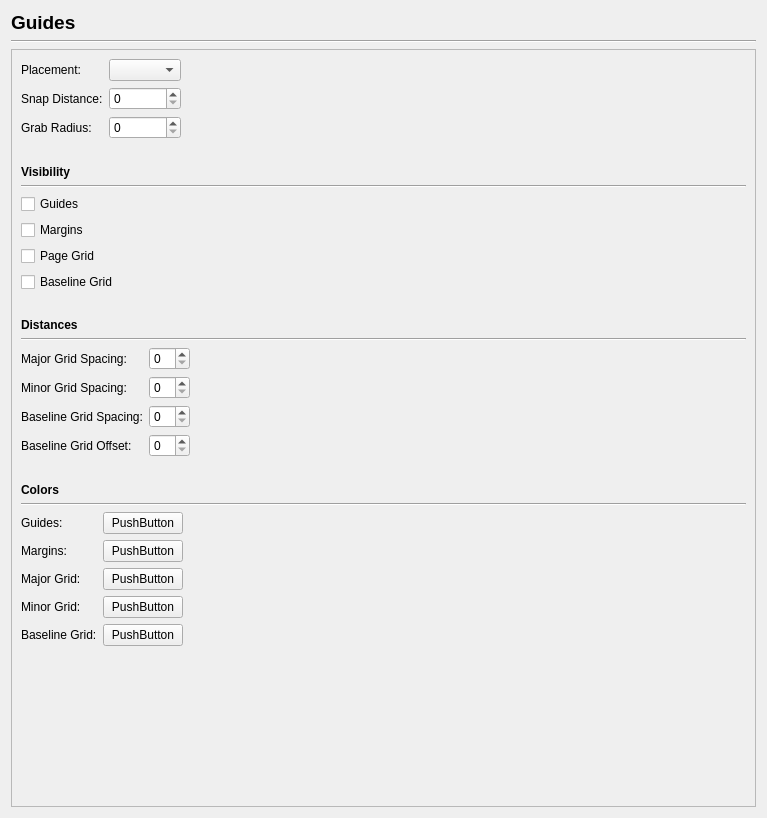
Before: the Qt Designer form scribus/ui/prefs_guidesbase.ui in scribusproject/scribus, drawn with Qt 5.
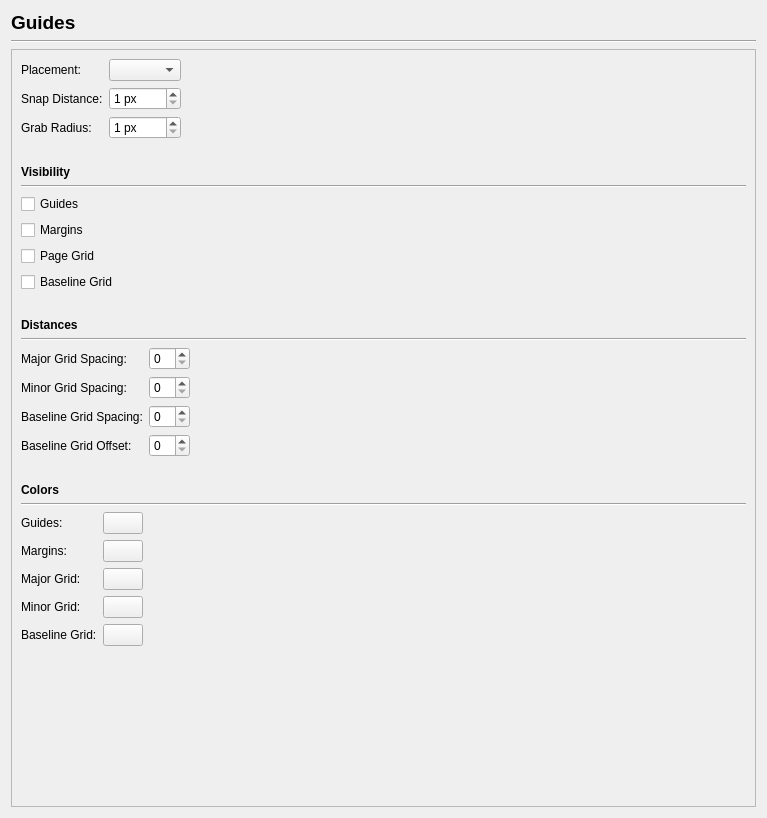
After: the same form once the commit is applied. Custom widgets are drawn as their Qt base class.

Commit message: Allow new guides prefs pane to load/save values

```diff
--- a/scribus/ui/prefs_guidesbase.ui
+++ b/scribus/ui/prefs_guidesbase.ui
@@ -72,7 +72,17 @@
             </widget>
            </item>
            <item row="1" column="1">
-            <widget class="ScrSpinBox" name="spinBox"/>
+            <widget class="ScrSpinBox" name="guideSnapDistanceSpinBox">
+             <property name="suffix">
+              <string> px</string>
+             </property>
+             <property name="minimum">
+              <number>1</number>
+             </property>
+             <property name="maximum">
+              <number>1000</number>
+             </property>
+            </widget>
            </item>
            <item row="2" column="0">
             <widget class="QLabel" name="label_3">
@@ -82,7 +92,17 @@
             </widget>
            </item>
            <item row="2" column="1">
-            <widget class="ScrSpinBox" name="spinBox_2"/>
+            <widget class="ScrSpinBox" name="guideGrabRadiusSpinBox">
+             <property name="suffix">
+              <string> px</string>
+             </property>
+             <property name="minimum">
+              <number>1</number>
+             </property>
+             <property name="maximum">
+              <number>1000</number>
+             </property>
+            </widget>
            </item>
           </layout>
          </item>
@@ -339,7 +359,7 @@
            <item row="0" column="1">
             <widget class="QPushButton" name="pushButton_8">
              <property name="text">
-              <string>PushButton</string>
+              <string/>
              </property>
             </widget>
            </item>
@@ -353,7 +373,7 @@
            <item row="1" column="1">
             <widget class="QPushButton" name="pushButton_7">
              <property name="text">
-              <string>PushButton</string>
+              <string/>
              </property>
             </widget>
            </item>
@@ -367,7 +387,7 @@
            <item row="2" column="1">
             <widget class="QPushButton" name="pushButton_10">
              <property name="text">
-              <string>PushButton</string>
+              <string/>
              </property>
             </widget>
            </item>
@@ -381,7 +401,7 @@
            <item row="3" column="1">
             <widget class="QPushButton" name="pushButton_9">
              <property name="text">
-              <string>PushButton</string>
+              <string/>
              </property>
             </widget>
            </item>
@@ -395,7 +415,7 @@
            <item row="4" column="1">
             <widget class="QPushButton" name="pushButton_6">
              <property name="text">
-              <string>PushButton</string>
+              <string/>
              </property>
             </widget>
            </item>
```
Left out of the diff: 21 changed lines with no effect on the pictures. The commit also changes 3 other files.
